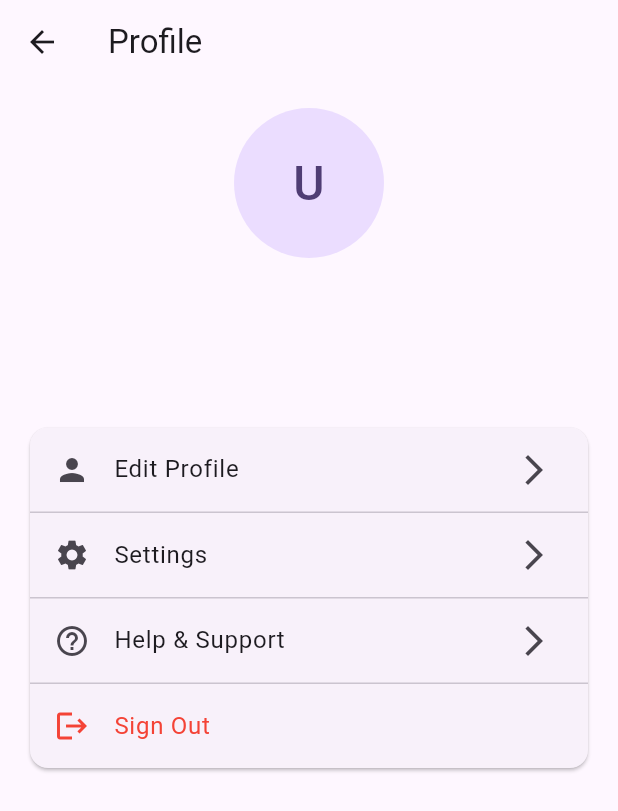
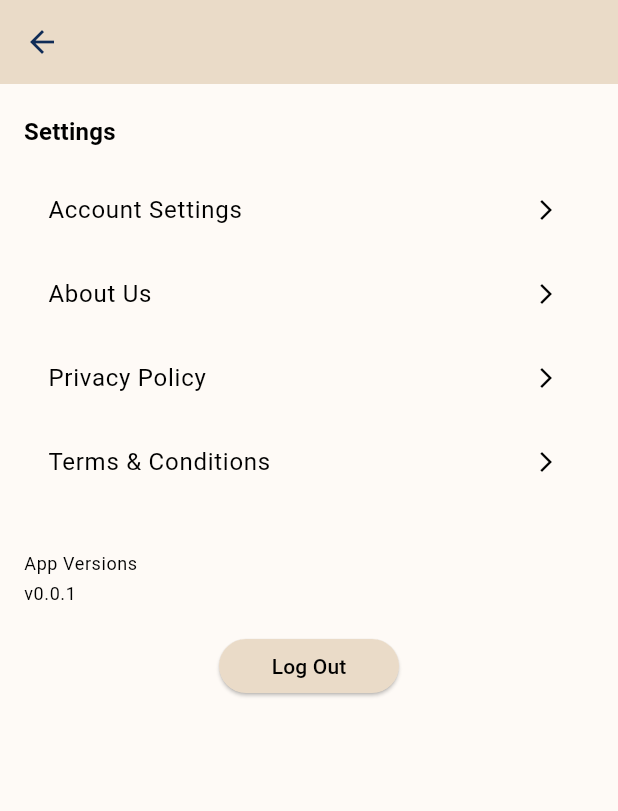
Before and after one commit to aatalha/gr01-returnly-2025-intersession, a Flutter app: the ProfileScreen screen opened directly, on a phone screen of 412 x 824 dp. Shown: the top 811 px of the screen. Run offline on Flutter 3.47's test engine with Material 3 defaults, Android fonts, the light colour scheme and no system bars; our stand-ins replace cloud_firestore, firebase_auth, firebase_core, firebase_storage, go_router, google_fonts and 1 more; accounts and stored records are empty.

Commit message:
Feat/profile home screen (#4)
* Sample ui for home page and auth functions

* Added home page

* added profile screen

```diff
--- a/lib/router/app_router.dart
+++ b/lib/router/app_router.dart
@@ -1,9 +1,11 @@
-import 'package:flutter/material.dart';
 import 'package:go_router/go_router.dart';
 import 'package:firebase_auth/firebase_auth.dart';
 import 'package:returnly_app/screens/home/add_post_page.dart';
+import 'package:returnly_app/screens/profile/about_us_screen.dart';
+import 'package:returnly_app/screens/profile/account_settings.dart';
+import 'package:returnly_app/screens/profile/privacy_policy_screen.dart';
+import 'package:returnly_app/screens/profile/terms_conditions_screen.dart';
 import '../screens/auth/login_screen.dart';
-import '../screens/auth/signup_screen.dart';
 import '../screens/home/home_screen.dart';
 import '../screens/profile/profile_screen.dart';
 import '../screens/splash_screen.dart';
@@ -53,6 +55,18 @@ class AppRouter {
             path: 'add_post',
             builder: (context, state) => const AddPostPage(),
           ),
+          GoRoute(
+            path: 'about',
+            builder: (context, state) => const AboutUsScreen(),
+          ),
+          GoRoute(
+            path: 'privacy-policy',
+            builder: (context, state) => const PrivacyPolicyScreen(),
+          ),
+          GoRoute(
+            path: 'terms-conditions',
+            builder: (context, state) => const TermsConditionsScreen(),
+          ),
         ],
       ),
       GoRoute(
@@ -60,8 +74,14 @@ class AppRouter {
         builder: (context, state) => const HomeScreen(),
       ),
       GoRoute(
-        path: '/profile',
+        path: '/',
         builder: (context, state) => const ProfileScreen(),
+        routes: [
+          GoRoute(
+            path: 'settings',
+            builder: (context, state) => const AccountSettingsScreen(),
+          ),
+        ],
       ),
     ],
   );
--- a/lib/screens/home/comments.dart
+++ b/lib/screens/home/comments.dart
@@ -1,5 +1,4 @@
 import 'package:flutter/material.dart';
-import 'package:flutter/widgets.dart';
 
 class Comments extends StatelessWidget {
   final String text;
--- a/lib/screens/profile/profile_screen.dart
+++ b/lib/screens/profile/profile_screen.dart
@@ -9,97 +9,91 @@ class ProfileScreen extends StatelessWidget {
   @override
   Widget build(BuildContext context) {
     final authService = context.watch<AuthService>();
-    final user = authService.currentUser;
 
     return Scaffold(
       appBar: AppBar(
-          title: const Text('Profile'),
+        leading: const BackButton(),
+        elevation: 0,
+        // backgroundColor is omitted so it uses theme.appBarTheme.backgroundColor
       ),
-        body: Padding(
-        padding: const EdgeInsets.all(16.0),
+      // scaffoldBackgroundColor comes from your theme now
+      body: SafeArea(
         child: Column(
+          crossAxisAlignment: CrossAxisAlignment.start,
           children: [
-    CircleAvatar(
-    radius: 50,
+            Expanded(
+              child: ListView(
+                padding: const EdgeInsets.symmetric(horizontal: 16, vertical: 8),
+                children: [
+                  // Section header uses theme text style
+                  Padding(
+                    padding: const EdgeInsets.symmetric(vertical: 12),
                     child: Text(
-      (user?.displayName?.isNotEmpty == true)
-          ? user!.displayName!.substring(0, 1).toUpperCase()
-          : 'U',
-      style: const TextStyle(fontSize: 32),
+                      'Settings',
+                      style: Theme.of(context).textTheme.titleMedium
+                          ?.copyWith(fontWeight: FontWeight.bold),
                     ),
                   ),
+
+                  // Menu items
+                  ListTile(
+                    title: const Text('Account Settings'),
+                    trailing: const Icon(Icons.arrow_forward_ios, size: 16),
+                    onTap: () => context.go('/settings'),
+                  ),
+
+                  ListTile(
+                    title: const Text('About Us'),
+                    trailing: const Icon(Icons.arrow_forward_ios, size: 16),
+                    onTap: () => context.go('/about'),
+                  ),
+
+                  ListTile(
+                    title: const Text('Privacy Policy'),
+                    trailing: const Icon(Icons.arrow_forward_ios, size: 16),
+                    onTap: () => context.go('/privacy-policy'),
+                  ),
+                  ListTile(
+                    title: const Text('Terms & Conditions'),
+                    trailing: const Icon(Icons.arrow_forward_ios, size: 16),
+                    onTap: () => context.go('/terms-conditions'),
+                  ),
+
+                  const SizedBox(height: 32),
+
+                  // App version & logout
+                  Padding(
+                    padding: const EdgeInsets.only(bottom: 16),
+                    child: Column(
+                      crossAxisAlignment: CrossAxisAlignment.start,
+                      children: [
+                        Text(
+                          'App Versions',
+                          style: Theme.of(context).textTheme.bodySmall,
+                        ),
+                        const SizedBox(height: 4),
+                        Text(
+                          'v0.0.1',
+                          style: Theme.of(context).textTheme.bodySmall,
+                        ),
                         const SizedBox(height: 16),
-    Text(
-    user?.displayName ?? 'User',
-    style: Theme.of(context).textTheme.headlineSmall,
+                        Center(
+                          child: ElevatedButton(
+                            style: ElevatedButton.styleFrom(
+                              minimumSize: const Size(120, 36), // Minimum width 120, height 36
+                              padding: const EdgeInsets.symmetric(horizontal: 24.0), // Horizontal padding
                             ),
-    const SizedBox(height: 8),
-    Text(
-    user?.email ?? '',
-    style: Theme.of(context).textTheme.bodyMedium?.copyWith(
-    color: Colors.grey[600],
-    ),
-    ),
-      const SizedBox(height: 32),
-      Card(
-        child: Column(
-          children: [
-            ListTile(
-              leading: const Icon(Icons.person),
-              title: const Text('Edit Profile'),
-              trailing: const Icon(Icons.arrow_forward_ios),
-              onTap: () {
-                // TODO: Navigate to edit profile
-              },
-            ),
-            const Divider(height: 1),
-            ListTile(
-              leading: const Icon(Icons.settings),
-              title: const Text('Settings'),
-              trailing: const Icon(Icons.arrow_forward_ios),
-              onTap: () {
-                // TODO: Navigate to settings
-              },
-            ),
-            const Divider(height: 1),
-            ListTile(
-              leading: const Icon(Icons.help_outline),
-              title: const Text('Help & Support'),
-              trailing: const Icon(Icons.arrow_forward_ios),
-              onTap: () {
-                // TODO: Navigate to help
-              },
-            ),
-            const Divider(height: 1),
-            ListTile(
-              leading: const Icon(Icons.logout, color: Colors.red),
-              title: const Text('Sign Out', style: TextStyle(color: Colors.red)),
-              onTap: () async {
-                final shouldLogout = await showDialog<bool>(
-                  context: context,
-                  builder: (context) => AlertDialog(
-                    title: const Text('Sign Out'),
-                    content: const Text('Are you sure you want to sign out?'),
-                    actions: [
-                      TextButton(
-                        onPressed: () => Navigator.of(context).pop(false),
-                        child: const Text('Cancel'),
-                      ),
-                      TextButton(
-                        onPressed: () => Navigator.of(context).pop(true),
-                        child: const Text('Sign Out'),
-                      ),
-                    ],
-                  ),
-                );
-
-                if (shouldLogout == true) {
+                            onPressed: () async {
                               await authService.signOut();
                               if (context.mounted) {
                                 context.go('/login');
                               }
-                }
                             },
+                            child: const Text('Log Out'),
+                          ),
+                        ),
+                      ],
+                    ),
                   ),
                 ],
               ),
--- /dev/null
+++ b/lib/screens/profile/terms_conditions_screen.dart
@@ -0,0 +1,30 @@
+import 'package:flutter/material.dart';
+
+class TermsConditionsScreen extends StatelessWidget {
+  const TermsConditionsScreen({Key? key}) : super(key: key);
+
+  @override
+  Widget build(BuildContext context) {
+    final textStyle = Theme.of(context).textTheme.bodyMedium;
+    return Scaffold(
+      appBar: AppBar(title: const Text('Terms & Conditions')),
+      body: SingleChildScrollView(
+        padding: const EdgeInsets.all(16),
+        child: Text(
+          '''
+Welcome to Returnly. By accessing or using our app, you agree to these Terms & Conditions:
+
+1. **Use of Service:** You may only use Returnly for lawful purposes and in accordance with this agreement.
+2. **User Content:** You are responsible for any posts, comments, or data you submit. Do not post illegal, defamatory, or infringing content.
+3. **Intellectual Property:** All app content is owned by Returnly. You may not copy, modify, or distribute any part of the service without permission.
+4. **Limitation of Liability:** Returnly is provided “as is.” We are not liable for lost items, data breaches, or any indirect damages.
+5. **Governing Law:** These terms are governed by the laws of your jurisdiction.
+
+If you disagree with any part of these terms, please do not use our service.
+          ''',
+          style: textStyle,
+        ),
+      ),
+    );
+  }
+}
--- /dev/null
+++ b/lib/services/theme_mode_notifier.dart
@@ -0,0 +1,12 @@
+import 'package:flutter/material.dart';
+
+class ThemeModeNotifier extends ChangeNotifier {
+  ThemeMode _themeMode = ThemeMode.light;
+
+  ThemeMode get themeMode => _themeMode;
+
+  void setTheme(ThemeMode mode) {
+    _themeMode = mode;
+    notifyListeners();
+  }
+}
--- /dev/null
+++ b/lib/theme/theme.dart
@@ -0,0 +1,138 @@
+import 'package:flutter/material.dart';
+import 'package:google_fonts/google_fonts.dart';
+
+/// Light theme with:
+/// • background: #FEFAF6
+/// • text: black
+/// • appBar & buttons: #EADBC8
+/// • icons: #102C57
+final ThemeData lightMode = ThemeData.light().copyWith(
+  useMaterial3: true,
+
+  // All Scaffold backgrounds
+  scaffoldBackgroundColor: const Color(0xFFFEFAF6),
+
+  // Core color roles
+  colorScheme: const ColorScheme.light(
+    primary: Color(0xFFEADBC8),    // buttons & AppBar
+    onPrimary: Colors.black,       // text/icons on primary surfaces
+    secondary: Color(0xFFEADBC8),  // accents (if used)
+    onSecondary: Colors.black,
+    surface: Color(0xFFFEFAF6),    // cards, sheets, etc
+    onSurface: Colors.black,
+    background: Color(0xFFFEFAF6), // default page BG if used
+    error: Colors.red,
+    onError: Colors.white,
+  ),
+
+  // AppBar styling
+  appBarTheme: const AppBarTheme(
+    backgroundColor: Color(0xFFEADBC8),
+    foregroundColor: Colors.black,
+    iconTheme: IconThemeData(color: Color(0xFF102C57)),
+    titleTextStyle: TextStyle(
+      color: Colors.black,
+      fontSize: 20,
+      fontWeight: FontWeight.bold,
+    ),
+  ),
+
+  // Base text styling (Roboto, all black by default)
+  textTheme: GoogleFonts.robotoTextTheme(
+    ThemeData.light().textTheme,
+  ).apply(bodyColor: Colors.black, displayColor: Colors.black),
+
+  // Default icon color
+  iconTheme: const IconThemeData(color: Color(0xFF102C57)),
+
+  // ElevatedButton defaults to EADBC8 bg + black text
+  elevatedButtonTheme: ElevatedButtonThemeData(
+    style: ElevatedButton.styleFrom(
+      backgroundColor: const Color(0xFFEADBC8),
+      foregroundColor: Colors.black,
+      shape: RoundedRectangleBorder(borderRadius: BorderRadius.circular(24)),
+      padding: const EdgeInsets.symmetric(vertical: 12, horizontal: 24),
+    ),
+  ),
+
+  // Card styling (same as background or change if you like)
+  cardTheme: CardTheme(
+    color: const Color(0xFFFEFAF6),
+    shape: RoundedRectangleBorder(borderRadius: BorderRadius.circular(12)),
+    elevation: 0,
+    margin: const EdgeInsets.symmetric(vertical: 8, horizontal: 16),
+  ),
+
+  // TextField styling
+  inputDecorationTheme: InputDecorationTheme(
+    filled: true,
+    fillColor: const Color(0xFFFEFAF6),
+    border: OutlineInputBorder(borderRadius: BorderRadius.circular(12)),
+    contentPadding: const EdgeInsets.symmetric(horizontal: 16, vertical: 12),
+    labelStyle: const TextStyle(color: Colors.black),
+    hintStyle: const TextStyle(color: Colors.black54),
+  ),
+
+  // Switch styling (thumb navy, semi-opaque track)
+  switchTheme: SwitchThemeData(
+    thumbColor: WidgetStateProperty.all(const Color(0xFF102C57)),
+    trackColor: WidgetStateProperty.all(const Color(0xFF102C57).withAlpha(128)),
+  ),
+);
+
+/// Dark theme with simple black/grey/white palette:
+/// - Background: black
+/// - Surface:   grey[850]
+/// - Text/Icons: white
+final ThemeData darkMode = ThemeData.dark().copyWith(
+  // ignore: deprecated_member_use
+  useMaterial3: true,
+
+  // All Scaffold backgrounds will be pure black
+  scaffoldBackgroundColor: Colors.black,
+
+  // Build a ColorScheme without deprecated fields
+  colorScheme: ColorScheme.dark(
+    primary: Colors.white,    // buttons, active elements
+    onPrimary: Colors.black,   // text/icons on primary surfaces
+    secondary: Colors.grey,    // accents
+    onSecondary: Colors.white, // text/icons on secondary surfaces
+    surface: Colors.grey[850]!,// card & dialog backgrounds
+    onSurface: Colors.white,   // text/icons on surfaces
+    error: Colors.red,         // error color
+    onError: Colors.white,     // text/icons on error surfaces
+  ),
+
+  textTheme: GoogleFonts.robotoTextTheme(ThemeData.dark().textTheme)
+      .apply(bodyColor: Colors.white, displayColor: Colors.white),
+
+  iconTheme: const IconThemeData(color: Colors.white),
+
+  elevatedButtonTheme: ElevatedButtonThemeData(
+    style: ElevatedButton.styleFrom(
+      backgroundColor: Colors.grey[700],
+      foregroundColor: Colors.black,
+      shape: RoundedRectangleBorder(borderRadius: BorderRadius.circular(24)),
+      padding: const EdgeInsets.symmetric(vertical: 12, horizontal: 24),
+    ),
+  ),
+
+  cardTheme: CardTheme(
+    color: Colors.grey[850],
+    shape: RoundedRectangleBorder(borderRadius: BorderRadius.circular(12)),
+    elevation: 2,
+    margin: const EdgeInsets.symmetric(vertical: 8, horizontal: 16),
+  ),
+
+  inputDecorationTheme: InputDecorationTheme(
+    filled: true,
+    fillColor: Colors.grey[800],
+    border: OutlineInputBorder(borderRadius: BorderRadius.circular(12)),
+    contentPadding: const EdgeInsets.symmetric(horizontal: 16, vertical: 12),
+  ),
+
+  switchTheme: SwitchThemeData(
+    thumbColor: WidgetStateProperty.all(Colors.white),
+    trackColor: WidgetStateProperty.all(Colors.white30),
+  ),
+);
```
Also changed, not shown: lib/main.dart (+14 -9 lines), lib/screens/home/add_post_page.dart (+8 -7 lines), lib/screens/home/home_screen.dart (+49 -18 lines), lib/screens/profile/about_us_screen.dart (added, +24 -0 lines), lib/screens/profile/account_settings.dart (added, +222 -0 lines), lib/screens/profile/privacy_policy_screen.dart (added, +29 -0 lines). Lines whose indentation alone changed are shown as unchanged.
